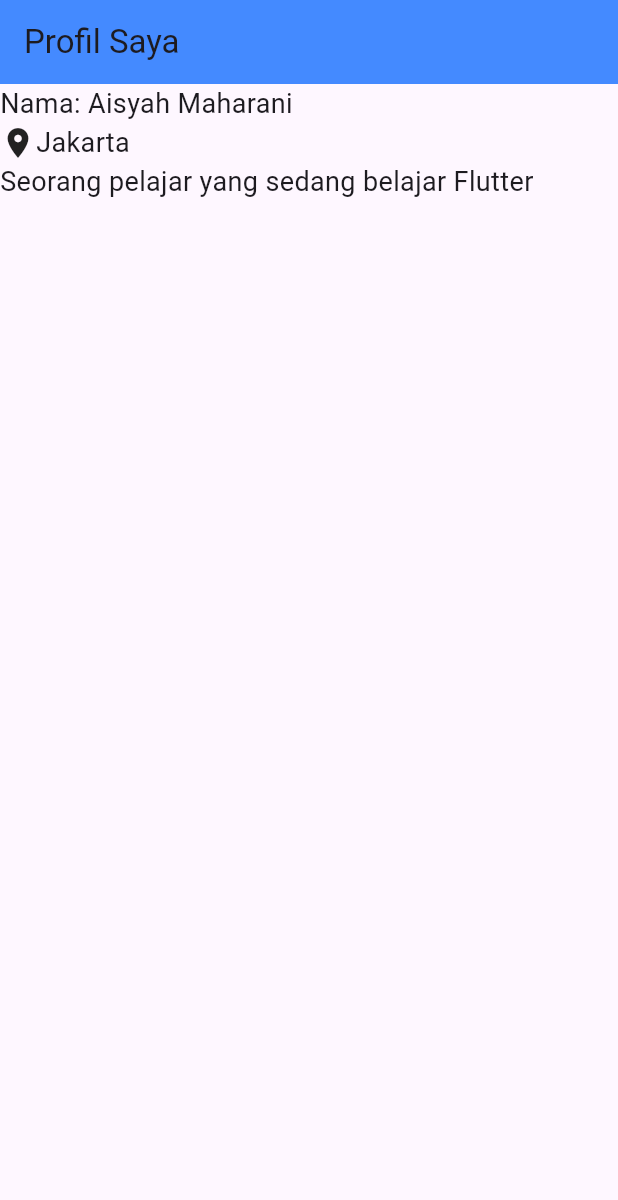
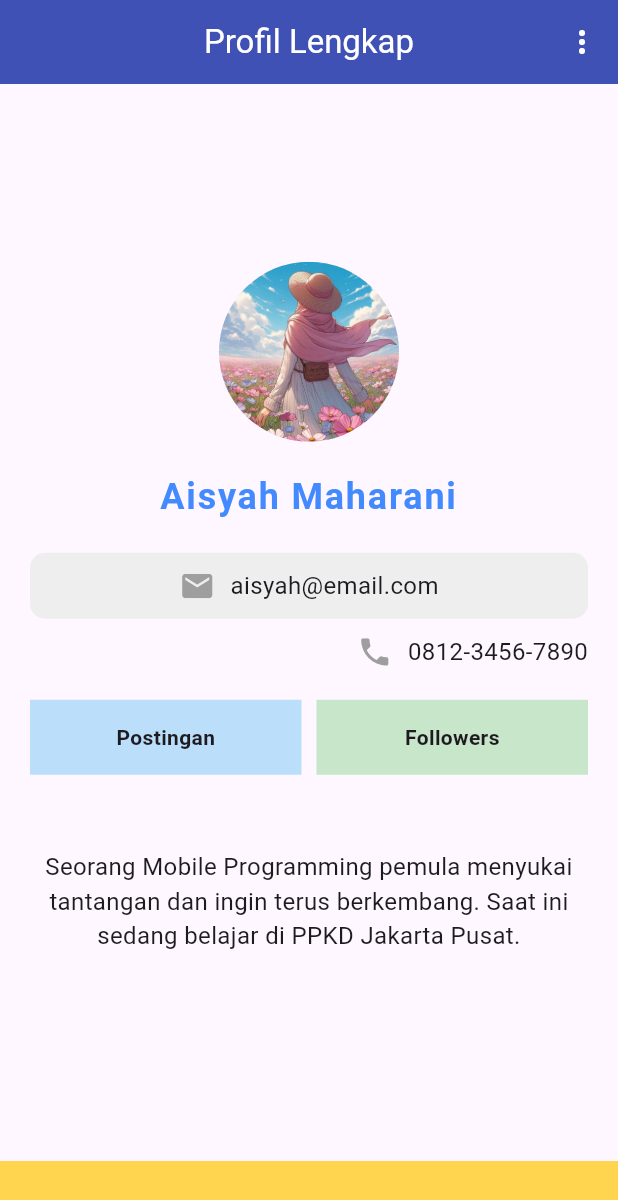
Before and after one commit to Fiindah/belajar_flutter, a Flutter app: the screen it shows after launch, on a phone screen of 412 x 824 dp. Shown: the top 1200 px of the screen. Run offline on Flutter 3.47's test engine with Material 3 defaults, Android fonts, the phone set to English and light mode, and no system bars; Roboto replaces fonts that are missing (RobotoMono).

Commit message:
tugas dua flutter

```diff
--- a/lib/main.dart
+++ b/lib/main.dart
@@ -1,5 +1,7 @@
 import 'package:belajar_flutter/meet_1/tugas1_flutter.dart';
 import 'package:belajar_flutter/meet_2/meet_2.dart';
+import 'package:belajar_flutter/meet_2/meet_2_a.dart';
+import 'package:belajar_flutter/meet_2/tugas2_flutter.dart';
 import 'package:flutter/material.dart';
 
 void main() {
@@ -33,7 +35,7 @@ class MyApp extends StatelessWidget {
         // tested with just a hot reload.
         colorScheme: ColorScheme.fromSeed(seedColor: Colors.deepPurple),
       ),
-      home: UserProfile(),
+      home: ProfilePage(),
     );
   }
 }
--- /dev/null
+++ b/lib/meet_2/tugas2_flutter.dart
@@ -0,0 +1,134 @@
+import 'package:flutter/material.dart';
+
+class ProfilePage extends StatelessWidget {
+  const ProfilePage({super.key});
+
+  @override
+  Widget build(BuildContext context) {
+    return Scaffold(
+      appBar: AppBar(
+        backgroundColor: Colors.indigo,
+        title: Text("Profil Lengkap", style: TextStyle(color: Colors.white),),
+        centerTitle: true,
+        actions: [
+          IconButton(
+            icon: Icon(Icons.more_vert, color: Colors.white),
+            onPressed: () {
+              // Action for search button
+            },
+          ),
+        ],
+      ),
+     body: Column(
+        children: [
+          Expanded(
+            child: Center(
+              child: Column(
+                mainAxisAlignment: MainAxisAlignment.center,
+                children: [
+                   CircleAvatar(
+                    radius: 60.0,
+                    backgroundImage: AssetImage('assets/images/foto.jpg')),
+                 SizedBox(height: 20.0),
+                 Text('Aisyah Maharani', // Ganti dengan nama lengkap Anda
+                    style: TextStyle(
+                      fontSize: 24.0,
+                      fontWeight: FontWeight.bold,
+                      color: Colors.blueAccent,
+                      fontFamily: 'RobotoMono',
+                      letterSpacing: 1.2,
+                    ),
+                    textAlign: TextAlign.center,
+                  ),
+                  SizedBox(height: 20.0),
+                  Padding(
+                    padding: EdgeInsets.symmetric(horizontal: 20.0),
+                    child: Container(
+                      decoration: BoxDecoration(
+                        borderRadius: BorderRadius.circular(10.0),
+                        color: Colors.grey[200],
+                      ),
+                      padding: EdgeInsets.all(10.0),
+                      child: Row(
+                        mainAxisAlignment: MainAxisAlignment.center,
+                        children: [
+                          Icon(Icons.email, color: Colors.grey),
+                          SizedBox(width: 10.0),
+                          Text(
+                            'aisyah@email.com',
+                            style: TextStyle(fontSize: 16.0),
+                          ),
+                        ],
+                      ),
+                    ),
+                  ),
+                  SizedBox(height: 10.0),
+                  Padding(
+                    padding: EdgeInsets.symmetric(horizontal: 20.0),
+                    child: Row(
+                      children: [
+                        Spacer(),
+                        Icon(Icons.phone, color: Colors.grey),
+                        SizedBox(width: 10.0),
+                        Text(
+                          '0812-3456-7890',
+                          style: TextStyle(fontSize: 16.0),
+                        ),
+                      ],
+                    ),
+                  ),
+                  SizedBox(height: 20.0),
+                  Padding(
+                    padding: EdgeInsets.symmetric(horizontal: 20.0),
+                    child: Row(
+                      children: [
+                        Expanded(
+                          child: Container(
+                            padding: EdgeInsets.all(15.0),
+                            color: Colors.blue[100],
+                            child: Center(
+                              child: Text(
+                                "Postingan",
+                                style: TextStyle(fontWeight: FontWeight.bold),
+                              ),
+                            ),
+                          ),
+                        ),
+                        SizedBox(width: 10.0),
+                        Expanded(
+                          child: Container(
+                            padding:EdgeInsets.all(15.0),
+                            color: Colors.green[100],
+                            child: Center(
+                              child: Text(
+                                "Followers",
+                                style: TextStyle(fontWeight: FontWeight.bold),
+                              ),
+                            ),
+                          ),
+                        ),
+                      ],
+                    ),
+                  ),
+                   SizedBox(height: 30.0),
+                  Padding(
+                    padding: EdgeInsets.all(20.0),
+                    child: Text(
+                      "Seorang Mobile Programming pemula menyukai tantangan dan ingin terus berkembang. Saat ini sedang belajar di PPKD Jakarta Pusat.",
+                      textAlign: TextAlign.center,
+                      style: TextStyle(fontSize: 16.0),
+                    ),
+                  ),
+                ],
+              ),
+            ),
+          ),
+          Container(
+            height: 50.0,
+            color: Colors.amber[300],
+          ),
+        ],
+      ),
+    );
+  }
+}
--- a/pubspec.yaml
+++ b/pubspec.yaml
@@ -58,7 +58,8 @@ flutter:
   uses-material-design: true
 
   # To add assets to your application, add an assets section, like this:
-  # assets:
+  assets:
+  - assets/images/
   #   - images/a_dot_burr.jpeg
   #   - images/a_dot_ham.jpeg
 
```
Also changed, not shown: lib/meet_2/meet_2_a.dart (added, +94 -0 lines), assets/images/foto.jpg (added).
